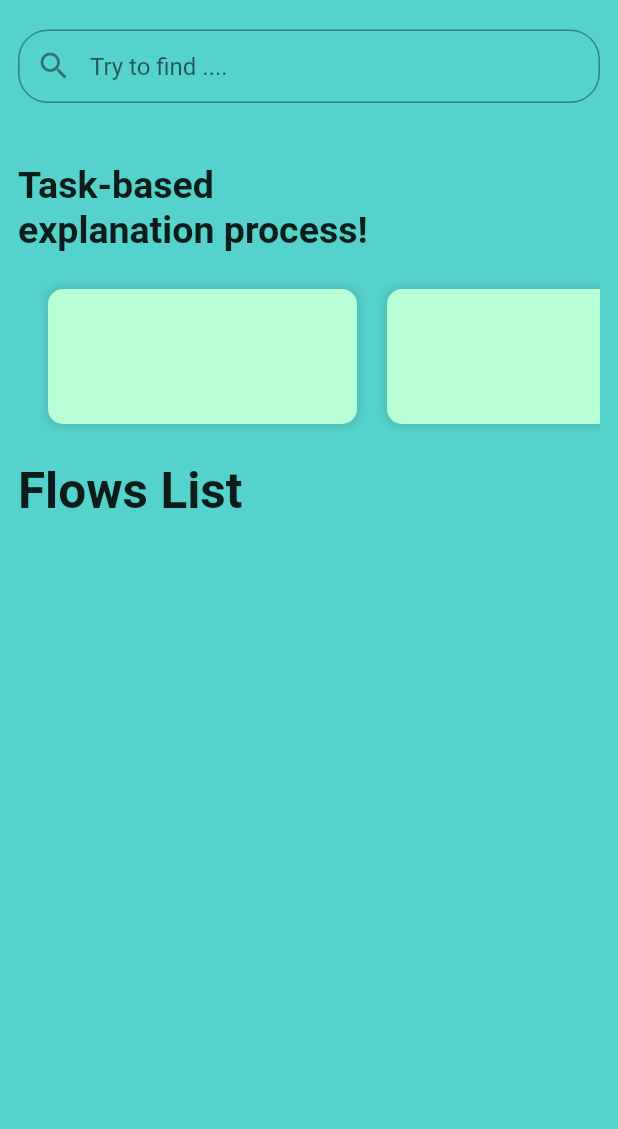
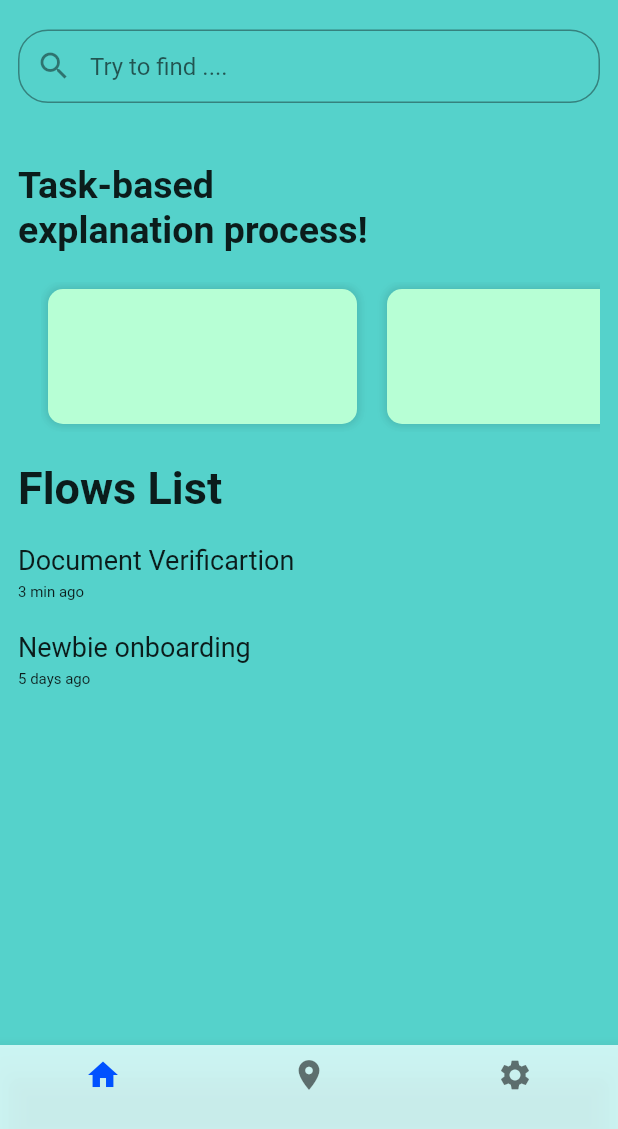
Before and after one commit to edginajlvni/t1_2020130035, a Flutter app: the screen it shows after launch, on a phone screen of 412 x 824 dp, the part 107-1236 px from its top. Run offline on Flutter 3.47's test engine with Material 2 defaults, Android fonts, the phone set to English and light mode, and no system bars.

Commit message:
ada navigasi bar

```diff
--- a/lib/firstpage.dart
+++ b/lib/firstpage.dart
@@ -19,6 +19,18 @@ class _FirstPageState extends State<FirstPage> {
   @override
   Widget build(BuildContext context) {
     return Scaffold(
+      bottomNavigationBar: BottomNavigationBar(
+              items: const <BottomNavigationBarItem>[
+                BottomNavigationBarItem(icon: Icon(Icons.home), label: ''),
+                BottomNavigationBarItem(icon: Icon(Icons.location_on), label: ''),
+                BottomNavigationBarItem(icon: Icon(Icons.settings), label: ''),
+              ],
+              currentIndex: _selectedIndex,
+              backgroundColor: const Color.fromARGB(207, 232, 255, 254),
+              selectedItemColor: const Color.fromARGB(255, 0, 81, 255),
+              onTap: _onItemTap,
+      ),
+
       backgroundColor: const Color.fromARGB(207, 46, 199, 191),
       body: Padding(
         padding: const EdgeInsets.all(12),
@@ -41,15 +53,47 @@ class _FirstPageState extends State<FirstPage> {
             ),
             proses(),
 
-            SizedBox(height: 20),
+            const SizedBox(height: 20),
             geser(),
 
-            SizedBox(height: 20),
-            Text(
+            const SizedBox(height: 20),
+            const Text(
               'Flows List',
               style: TextStyle(
-                fontSize: 33,
+                fontSize: 30,
                 fontWeight: FontWeight.bold,
+              ),
+            ),
+
+            const SizedBox(height: 20),
+            const Text(
+              'Document Verificartion',
+              style: TextStyle(
+                fontSize: 18,
+              ),
+            ),
+
+            const SizedBox(height: 5),
+            const Text(
+              '3 min ago',
+              style: TextStyle(
+                fontSize: 10,
+              ),
+            ),
+
+            const SizedBox(height: 20),
+            const Text(
+              'Newbie onboarding',
+              style: TextStyle(
+                fontSize: 18,
+              ),
+            ),
+
+            const SizedBox(height: 5),
+            const Text(
+              '5 days ago',
+              style: TextStyle(
+                fontSize: 10,
               ),
             ),
 
```
Also changed, not shown: lib/category_text.dart (deleted, +0 -25 lines), lib/first.dart (deleted, +0 -30 lines).
